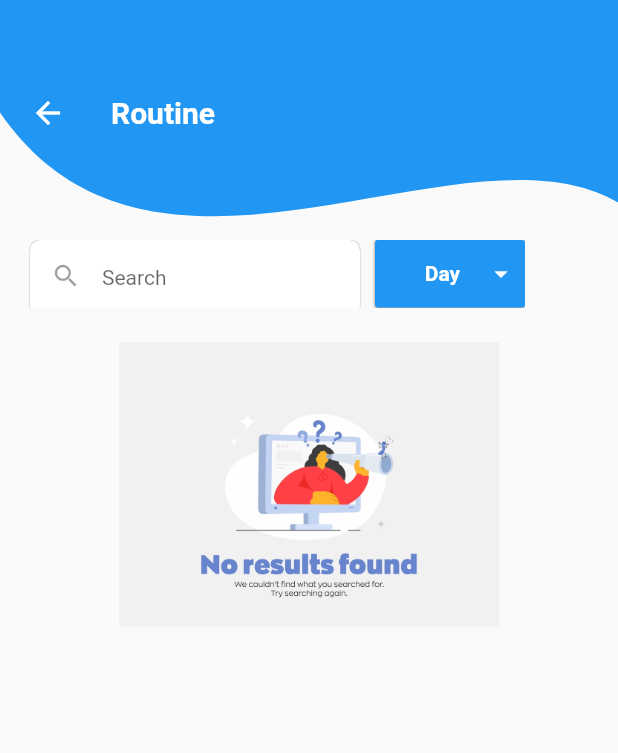
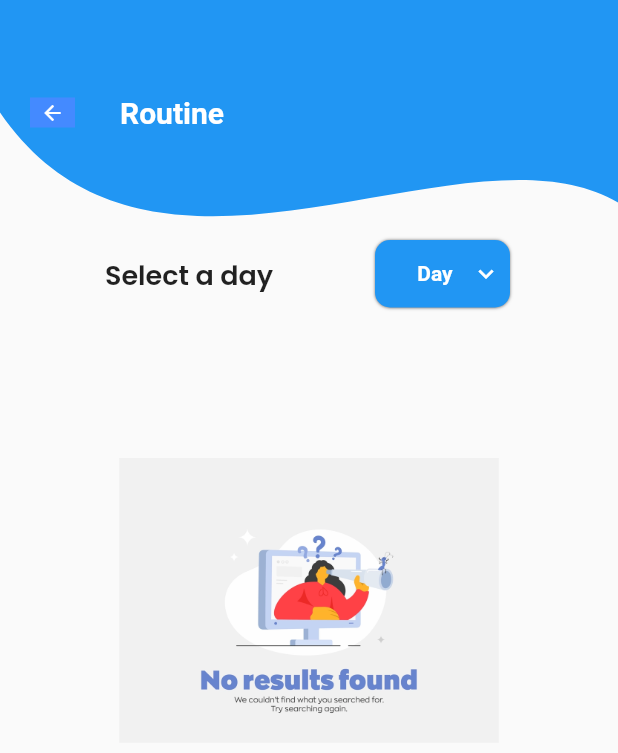
Before and after one commit to Wahid-Murad/Ekattor8, a Flutter app: the RoutinePage screen opened directly, on a phone screen of 412 x 824 dp. Shown: the top 753 px of the screen. Run offline on Flutter 3.47's test engine with Material 2 defaults, Android fonts, the phone set to English and light mode, and no system bars; drawn by our look-alikes of dropdown_button2; our stand-ins replace dotted_border, dotted_line, fluttertoast, google_fonts, shared_preferences; accounts and stored records are empty; network calls fail.

Commit message:
first commit

```diff
--- a/lib/screen/routine.dart
+++ b/lib/screen/routine.dart
@@ -22,16 +22,23 @@ class RoutinePage extends StatefulWidget {
 class _RoutinePageState extends State<RoutinePage> {
   var routine;
   SharedPreferences? sharedPreferences;
-    final List<String> items = [
-    'saturday',
+
+  static var today=DateTime.now();
+
+    static var items = [
     'sunday',
     'monday',
     'tuesday',
     'wednesday',
     'thursday',
     'friday',
+    'saturday',
   ];
+
+  static String currentday=items[today.weekday];
   String ? selectedValue;
+
+
   // String day = DateTime.now().toString();
 
 
@@ -44,6 +51,7 @@ class _RoutinePageState extends State<RoutinePage> {
     dynamic token = sharedPreferences!.getString("access_token");
 
     print(token);
+    print(currentday);
 
     var url = "https://demo.creativeitem.com/test/Ekattor8/api/routine";
 
@@ -68,6 +76,21 @@ class _RoutinePageState extends State<RoutinePage> {
       });
 
       for (var data in routine["routines"]) {
+
+        if(data["day"]==currentday && selectedValue==null){
+        Routine routinedemo = Routine(
+            id: data["id"],
+            subjectId: data["subject_id"],
+            subjectName: data["subject_name"],
+            startingTime: data["starting_time"],
+            endingTime: data["ending_time"],
+            day: data["day"],
+            teacherId: data["teacher_id"],
+            teacherName: data["teacher_name"]);
+        setState(() {
+          routineDataDemo.add(routinedemo);
+        });
+        }
         if(data["day"]==selectedValue){
         Routine routinedemo = Routine(
             id: data["id"],
@@ -91,8 +114,6 @@ class _RoutinePageState extends State<RoutinePage> {
    fetchRoutine();
     super.initState();
   }
-
-
   @override
   Widget build(BuildContext context) {
     return Scaffold(
@@ -139,7 +160,7 @@ class _RoutinePageState extends State<RoutinePage> {
                     child: Text(
                       item.replaceFirst(item[0], item[0].toUpperCase()),
                       style: const TextStyle(
-                        fontSize: 12,
+                        fontSize: 11,
                         fontWeight: FontWeight.bold,
                         color: Colors.black87,
                       ),
@@ -151,24 +172,26 @@ class _RoutinePageState extends State<RoutinePage> {
                 value: selectedValue,style:TextStyle(fontSize: 20,color: Colors.white),//white color
                 onChanged: (value) {
                         setState(() {
-                          selectedValue = value;
+                          selectedValue=value;
                           routineDataDemo.clear();
                           routineData.clear();
                         });
                         fetchRoutine();
+
                 },
+
                 icon: const Icon(
-                        Icons.arrow_drop_down_outlined,
+                        Icons.keyboard_arrow_down_outlined,
                 ),
                 iconSize: 20,
                 iconEnabledColor: Colors.white,
                 iconDisabledColor: Colors.white,
                 buttonHeight: 45,
-                buttonWidth: 100,
+                buttonWidth: 90,
                 buttonPadding: const EdgeInsets.only(left: 6, right: 6),
                 buttonDecoration: BoxDecoration(
                         color: Colors.blue,
-                        borderRadius: BorderRadius.circular(2),
+                        borderRadius: BorderRadius.circular(10),
                         boxShadow: const [
                           BoxShadow(
                             color: Colors.black54,
@@ -199,35 +222,23 @@ class _RoutinePageState extends State<RoutinePage> {
                     Positioned(
                       left: 10,
                       child: Container(
-                        decoration: BoxDecoration(
-                          color: Colors.white,
-                          borderRadius: BorderRadius.circular(7),
-                          boxShadow: [
-                            BoxShadow(
-                              color: Colors.black45,
-                              blurRadius: 0.1,
-                              offset: Offset(0, 0),
-                            ),
-                          ],
+                        // decoration: BoxDecoration(
+                        //   color: Colors.white,
+                        //   borderRadius: BorderRadius.circular(7),
+                        //   boxShadow: [
+                        //     BoxShadow(
+                        //       color: Colors.black45,
+                        //       blurRadius: 0.1,
+                        //       offset: Offset(0, 0),
+                        //     ),
+                        //   ],
+                        // ),
+                        // width: 220,
+                        // height: 50,
+                        child: Center(child: Padding(
+                          padding: const EdgeInsets.only(left: 50,top: 10),
+                          child: Text("Select a day",style: GoogleFonts.poppins(fontSize: 18,fontWeight: FontWeight.w600),),
                         ),
-                        width: 220,
-                        height: 50,
-                        child: TextField(
-                          keyboardType: TextInputType.text,
-                          style: GoogleFonts.roboto(),
-                          decoration: InputDecoration(
-                            border: InputBorder.none,
-                            contentPadding: EdgeInsets.only(top: 15),
-                            prefixIcon: Icon(
-                              Icons.search,
-                              color: Colors.black38,
-                              size: 20,
-                            ),
-                            hintText: "Search",
-                            hintStyle: GoogleFonts.roboto(
-                              fontSize: 14,
-                            ),
-                          ),
                         ),
                       ),
                     ),
@@ -242,11 +253,12 @@ class _RoutinePageState extends State<RoutinePage> {
              //"${user['name']}"
 
               //(selectedValue=={routineDataDemo['day']}) ?
+
               routineDataDemo.length!=0 ?
             selectedDay(): Padding(
-              padding: const EdgeInsets.only(top: 23),
-              child: Image.asset('images/nodata.jpg',height: 190,),
-            ),
+              padding: const EdgeInsets.only(top: 100),
+              child: Center(child: Image.asset('images/nodata.jpg',height: 190,width: double.infinity,),),
+            )
         ],
       ),
     );
@@ -256,9 +268,9 @@ class _RoutinePageState extends State<RoutinePage> {
             child: Padding(
               padding: const EdgeInsets.only(top: 5),
               child: Container(
-                height: MediaQuery.of(context).size.height*0.686,
+                height: MediaQuery.of(context).size.height*0.687,
                 child: GridView.builder(
-                      itemCount: routineDataDemo.length,
+                      itemCount: routineDataDemo.length.compareTo(0),
                       gridDelegate: SliverGridDelegateWithFixedCrossAxisCount(
                         childAspectRatio: 8.0/10.0,
                        crossAxisCount: 2,
@@ -267,9 +279,7 @@ class _RoutinePageState extends State<RoutinePage> {
                      return Column(
                        children: [
                         //if(routineDataDemo[index].day==selectedValue)
-                    Padding(
-                    padding: EdgeInsets.all(5),
-                    child: Card(
+                    Card(
                             semanticContainer: true,
                             shape: RoundedRectangleBorder(
                               borderRadius: BorderRadius.circular(10.0),
@@ -287,7 +297,7 @@ class _RoutinePageState extends State<RoutinePage> {
                                         child: Center(
                                           child: Text(
                                             "${routineDataDemo[index].teacherName}",
-                                            style: GoogleFonts.roboto(
+                                            style: GoogleFonts.poppins(
                                                 fontSize: 14,
                                                 fontWeight: FontWeight.w500),
                                           ),
@@ -414,7 +424,6 @@ class _RoutinePageState extends State<RoutinePage> {
                               ],
                             ),
                             ),
-                            ),
                        ],
                      );
                       },
--- a/lib/topbar/topbar.dart
+++ b/lib/topbar/topbar.dart
@@ -5,7 +5,7 @@ import 'package:flutter/src/widgets/framework.dart';
 import 'package:google_fonts/google_fonts.dart';
 
 class TopBar extends StatefulWidget {
-TopBar({super.key,this.title});
+TopBar({super.key,this.title,});
    String ? title;
 
   @override
@@ -30,7 +30,13 @@ class _TopBarState extends State<TopBar> {
                 onTap: (){
                   Navigator.of(context).pop();
                 },
-                child: Icon(Icons.arrow_back,color: Colors.white,)),
+                child: Container(
+                  width: 30,
+                  height: 20,
+                  decoration: BoxDecoration(
+                    color: Colors.blueAccent
+                  ),
+                  child: Center(child: Icon(Icons.arrow_back,color: Colors.white,size: 16,)))),
             ),
             Align(
               alignment: Alignment.center,
--- a/pubspec.yaml
+++ b/pubspec.yaml
@@ -86,7 +86,7 @@ flutter:
   # list giving the asset and other descriptors for the font. For
   # example:
   # fonts:
-  #   - family: Schyler
+  #   - family: Popines
   #     fonts:
   #       - asset: fonts/Schyler-Regular.ttf
   #       - asset: fonts/Schyler-Italic.ttf
```
Also changed, not shown: lib/screen/splash_screen.dart (+25 -26 lines).
